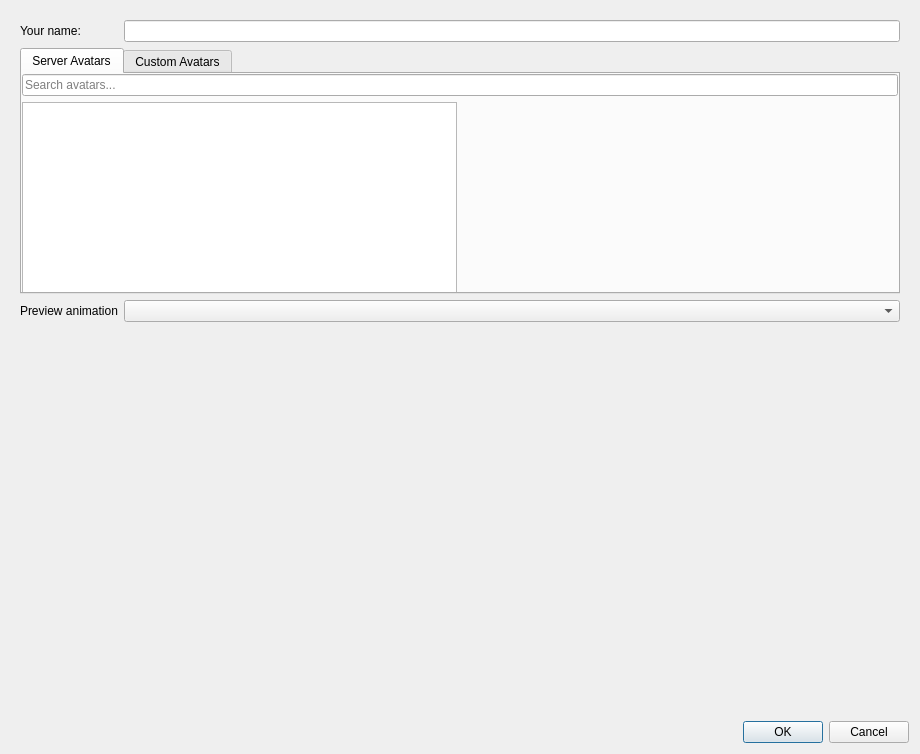
KingdomVR/kingdomvr, file gui_client/AvatarSettingsDialog.ui: the form before one commit.
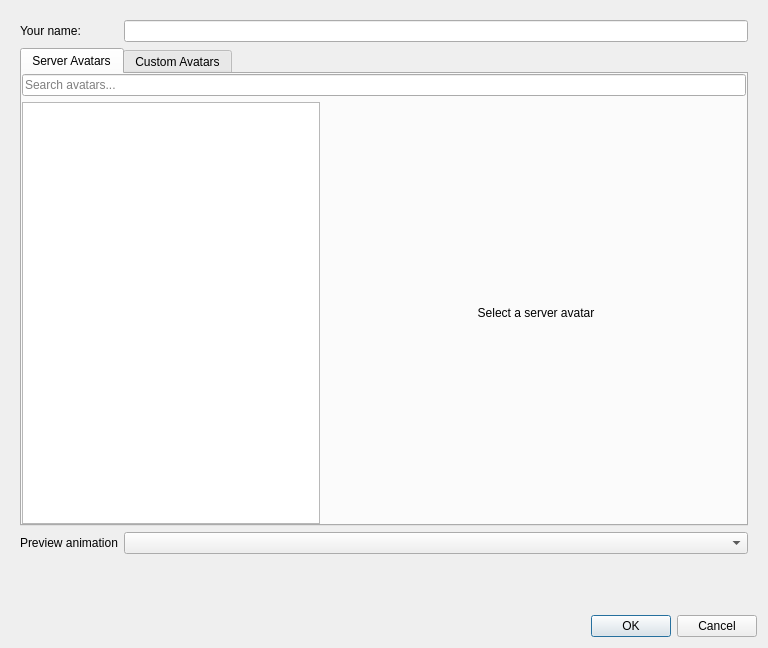
The form after the commit. Custom widgets are drawn as their Qt base class.

The edit to the form file:
```diff
--- a/gui_client/AvatarSettingsDialog.ui
+++ b/gui_client/AvatarSettingsDialog.ui
@@ -6,10 +6,22 @@
    <rect>
     <x>0</x>
     <y>0</y>
-    <width>920</width>
-    <height>700</height>
+      <width>768</width>
+      <height>648</height>
    </rect>
   </property>
+    <property name="minimumSize">
+     <size>
+      <width>768</width>
+      <height>648</height>
+     </size>
+    </property>
+    <property name="maximumSize">
+     <size>
+      <width>768</width>
+      <height>648</height>
+     </size>
+    </property>
   <property name="windowTitle">
    <string>Avatar Settings</string>
   </property>
@@ -22,12 +34,6 @@
        <verstretch>0</verstretch>
       </sizepolicy>
      </property>
-      <property name="maximumSize">
-       <size>
-        <width>16777215</width>
-        <height>320</height>
-       </size>
-      </property>
      <layout class="QFormLayout" name="formLayout">
       <item row="1" column="1">
        <widget class="QLineEdit" name="usernameLineEdit"/>
@@ -197,14 +203,7 @@
     <widget class="QWidget" name="centralWidget" native="true">
      <layout class="QVBoxLayout" name="verticalLayout_2">
       <item>
-         <widget class="AvatarPreviewWidget" name="avatarPreviewGLWidget" native="true">
-          <property name="minimumSize">
-           <size>
-            <width>0</width>
-          <height>360</height>
-           </size>
-          </property>
-         </widget>
+         <widget class="AvatarPreviewWidget" name="avatarPreviewGLWidget" native="true"/>
       </item>
      </layout>
     </widget>
```
